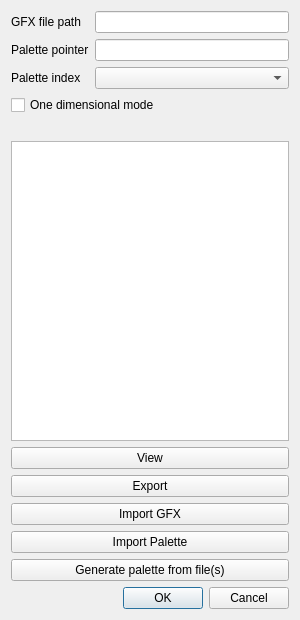
Before: the Qt Designer form dsvedit/gfx_editor.ui in LagoLunatic/DSVEdit, drawn with Qt 5.
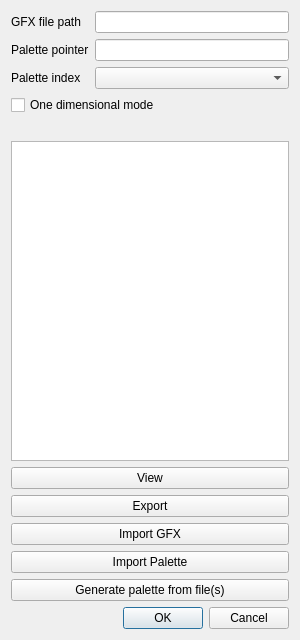
After: the same form once the commit is applied.

Commit message: Increase gfx editor height

```diff
--- a/dsvedit/gfx_editor.ui
+++ b/dsvedit/gfx_editor.ui
@@ -7,7 +7,7 @@
     <x>0</x>
     <y>0</y>
     <width>300</width>
-    <height>620</height>
+    <height>640</height>
    </rect>
   </property>
   <property name="windowTitle">
```
